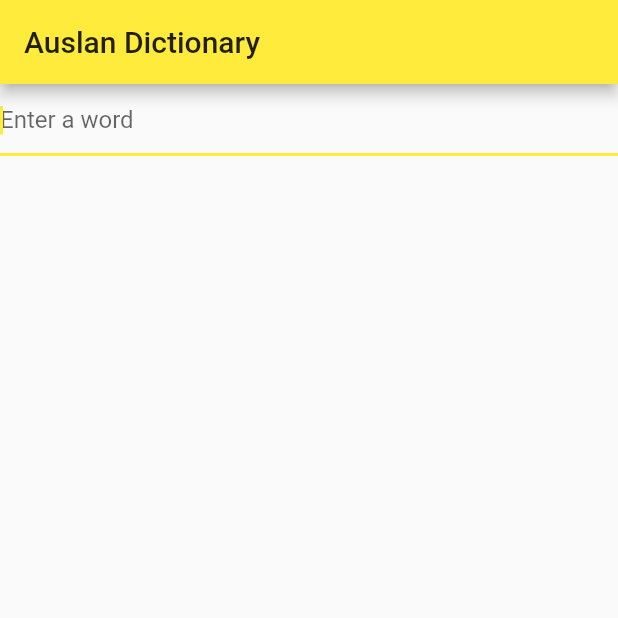
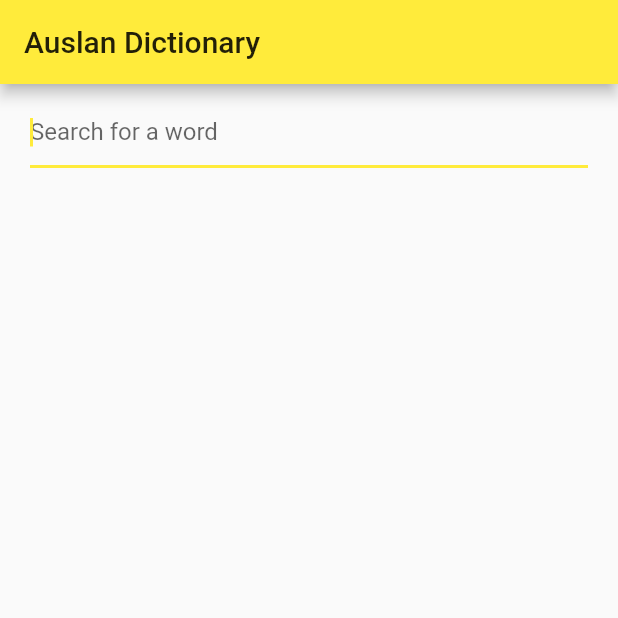
Before and after one commit to banool/auslan_dictionary, a Flutter app: the screen it shows after launch, on a phone screen of 412 x 824 dp, the top half of it. Run offline on Flutter 3.47's test engine with Material 2 defaults, Android fonts, the phone set to English and light mode, and no system bars.

Commit message:
[lib] Add list view

```diff
--- a/lib/main.dart
+++ b/lib/main.dart
@@ -53,18 +53,18 @@ class MyHomePage extends StatefulWidget {
 }
 
 class _MyHomePageState extends State<MyHomePage> {
-  int _counter = 0;
+  List<String> items = [];
 
   final _formSearchKey = GlobalKey<FormState>();
 
-  void _incrementCounter() {
+  void _addToList(String value) {
     setState(() {
       // This call to setState tells the Flutter framework that something has
       // changed in this State, which causes it to rerun the build method below
       // so that the display can reflect the updated values. If we changed
       // _counter without calling setState(), then the build method would not be
       // called again, and so nothing would appear to happen.
-      _counter++;
+      items.add(value);
     });
   }
 
@@ -85,6 +85,8 @@ class _MyHomePageState extends State<MyHomePage> {
       body: Center(
         // Center is a layout widget. It takes a single child and positions it
         // in the middle of the parent.
+        child: Padding(
+          padding: EdgeInsets.symmetric(horizontal: 4.0, vertical: 8.0),
           child: Column(
             // Column is also a layout widget. It takes a list of children and
             // arranges them vertically. By default, it sizes itself to fit its
@@ -101,17 +103,21 @@ class _MyHomePageState extends State<MyHomePage> {
             // axis because Columns are vertical (the cross axis would be
             // horizontal).
             mainAxisAlignment: MainAxisAlignment.start,
+            mainAxisSize: MainAxisSize.max,
             children: <Widget>[
-            Form(
+              Padding(
+                padding:
+                    EdgeInsets.only(bottom: 10, left: 16, right: 16, top: 0),
+                child: Form(
                     key: _formSearchKey,
                     child: Column(children: <Widget>[
                       TextField(
                           decoration: const InputDecoration(
-                        hintText: 'Enter a word',
+                            hintText: 'Search for a word',
                           ),
                           // The validator receives the text that the user has entered.
                           onSubmitted: (String value) {
-                        _incrementCounter();
+                            _addToList(value);
                             // This optional block of code can be used to run
                             // code when the user saves the form.
                             log("value: $value");
@@ -119,9 +125,26 @@ class _MyHomePageState extends State<MyHomePage> {
                           autofocus: true,
                           textInputAction: TextInputAction.search),
                     ])),
+              ),
+              new Expanded(
+                child: listWidget(context, items),
+              ),
             ],
+          ),
         ),
       ),
     );
   }
 }
+
+Widget listWidget(BuildContext context, List<String> items) {
+  return ListView.builder(
+    itemCount: items.length,
+    itemBuilder: (context, index) {
+      return ListTile(
+        title: Text('${items[index]}'),
+      );
+    },
+  );
+  ;
+}
```
Lines whose indentation alone changed are shown as unchanged.
